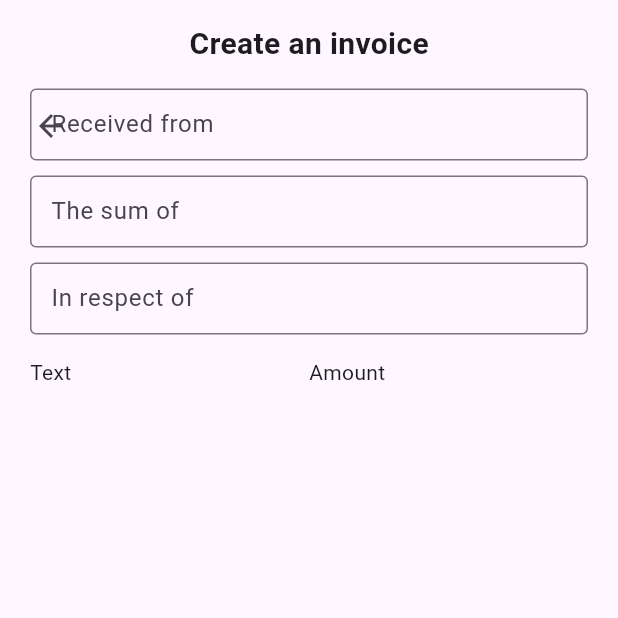
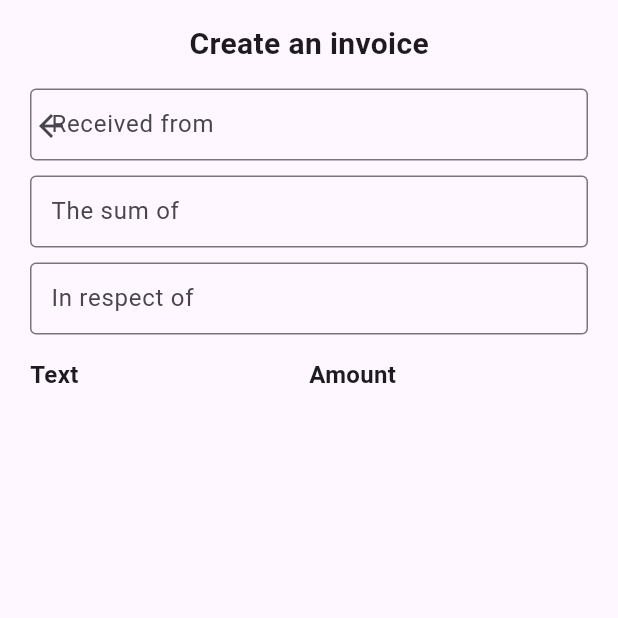
Before and after one commit to DroneBreaker/Flutter-Invoicing-App, a Flutter app: the HomePage screen opened by its route, after a tap on "Invoicing", on a phone screen of 412 x 824 dp, the top half of it. Run offline on Flutter 3.47's test engine with Material 2 defaults, Android fonts, the phone set to English and light mode, and no system bars.

Commit message:
Made changes

```diff
--- a/lib/screens/home.dart
+++ b/lib/screens/home.dart
@@ -26,6 +26,9 @@ class _HomePageState extends State<HomePage> {
               image: AssetImage('assets/initiate.png'),
               height: 200,
             ),
+            const SizedBox(
+              height: 60,
+            ),
             const Text('The official invoicing app for everyone'),
             const Text('Please follow the instructions'),
             const SizedBox(
--- a/lib/screens/invoice.dart
+++ b/lib/screens/invoice.dart
@@ -8,6 +8,9 @@ class InvoicePage extends StatefulWidget {
 }
 
 class _InvoicePageState extends State<InvoicePage> {
+  //handles the items been added
+  addItem() {}
+
   @override
   Widget build(BuildContext context) {
     return Scaffold(
@@ -66,8 +69,16 @@ class _InvoicePageState extends State<InvoicePage> {
               Table(
                 children: const [
                   TableRow(children: [
-                    TableCell(child: Text('Text')),
-                    TableCell(child: Text('Amount'))
+                    TableCell(
+                        child: Text(
+                      'Text',
+                      style:
+                          TextStyle(fontSize: 16, fontWeight: FontWeight.bold),
+                    )),
+                    TableCell(
+                        child: Text('Amount',
+                            style: TextStyle(
+                                fontSize: 16, fontWeight: FontWeight.bold)))
                   ])
                 ],
               ),
--- a/lib/screens/login.dart
+++ b/lib/screens/login.dart
@@ -76,7 +76,7 @@ class _LoginPageState extends State<LoginPage> {
                   children: [
                     const SizedBox(height: 100),
                     const Image(
-                        image: AssetImage('assets/initiate.png'), height: 130),
+                        image: AssetImage('assets/initiate.png'), height: 150),
                     const SizedBox(height: 20),
                     const Text(
                       'Welcome to Initiate',
@@ -148,7 +148,9 @@ class _LoginPageState extends State<LoginPage> {
                 ),
               )),
             )
-          : Container(
+          :
+          // Register page to toggle
+          Container(
               margin: const EdgeInsets.all(30),
               child: Center(
                 child: Column(
```
Also changed, not shown: lib/screens/returns.dart (+19 -4 lines).
